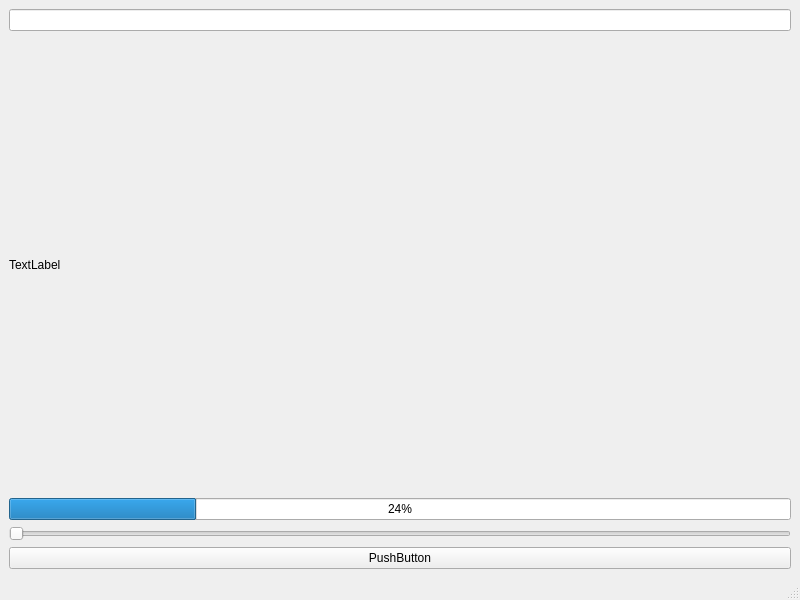
Above: src/view/mainwindow.ui from EnderLove/POSIBLE_SYSTEM before the change. Below: the same form after it.
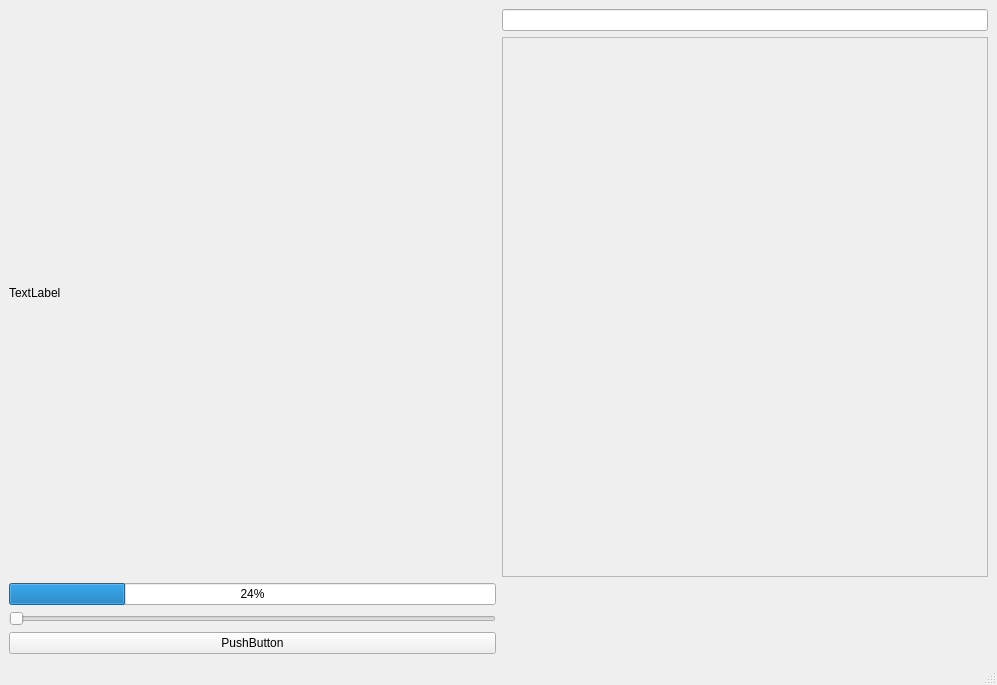
That is the form after the change.

Commit message: Updated scroll view mainwindow

Diff of the .ui file:
```diff
--- a/src/view/mainwindow.ui
+++ b/src/view/mainwindow.ui
@@ -6,8 +6,8 @@
    <rect>
     <x>0</x>
     <y>0</y>
-    <width>800</width>
-    <height>600</height>
+    <width>997</width>
+    <height>685</height>
    </rect>
   </property>
   <property name="windowTitle">
@@ -23,14 +23,7 @@
    <layout class="QVBoxLayout" name="verticalLayout_2">
     <item>
      <layout class="QGridLayout" name="gridLayout">
-      <item row="3" column="0">
-       <widget class="QSlider" name="horizontalSlider">
-        <property name="orientation">
-         <enum>Qt::Orientation::Horizontal</enum>
-        </property>
-       </widget>
-      </item>
-      <item row="4" column="0">
+      <item row="5" column="0">
        <widget class="QPushButton" name="pushButton">
         <property name="text">
          <string>PushButton</string>
@@ -38,24 +31,54 @@
        </widget>
       </item>
       <item row="2" column="0">
+       <widget class="QLabel" name="label">
+        <property name="text">
+         <string>TextLabel</string>
+        </property>
+       </widget>
+      </item>
+      <item row="3" column="0">
        <widget class="QProgressBar" name="progressBar">
         <property name="value">
          <number>24</number>
         </property>
        </widget>
       </item>
-      <item row="0" column="0">
-       <widget class="QLineEdit" name="lineEdit"/>
-      </item>
-      <item row="1" column="0">
-       <widget class="QLabel" name="label">
-        <property name="text">
-         <string>TextLabel</string>
+      <item row="4" column="0">
+       <widget class="QSlider" name="horizontalSlider">
+        <property name="orientation">
+         <enum>Qt::Orientation::Horizontal</enum>
         </property>
        </widget>
       </item>
-      <item row="1" column="1">
-       <layout class="QVBoxLayout" name="layoutProducts"/>
+      <item row="2" column="1">
+       <layout class="QVBoxLayout" name="layoutProducts">
+        <item>
+         <widget class="QLineEdit" name="lineEdit"/>
+        </item>
+        <item>
+         <widget class="QScrollArea" name="scrollAreaProducts">
+          <property name="widgetResizable">
+           <bool>true</bool>
+          </property>
+          <widget class="QWidget" name="scrollContent">
+           <property name="geometry">
+            <rect>
+             <x>0</x>
+             <y>0</y>
+             <width>481</width>
+             <height>503</height>
+            </rect>
+           </property>
+           <layout class="QVBoxLayout" name="verticalLayout_3">
+            <item>
+             <layout class="QVBoxLayout" name="layoutProducts_2"/>
+            </item>
+           </layout>
+          </widget>
+         </widget>
+        </item>
+       </layout>
       </item>
      </layout>
     </item>
```
Left out of the diff: 2 changed lines with no effect on the pictures. The commit also changes 4 other files.
